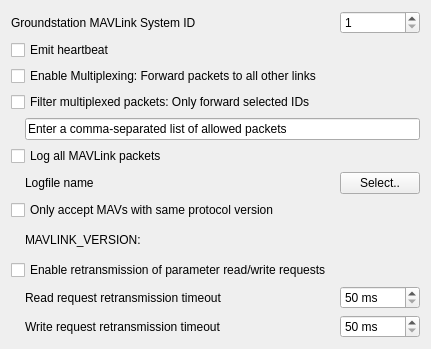
mavlink/qgroundcontrol, file src/ui/MAVLinkSettingsWidget.ui: the form before one commit.
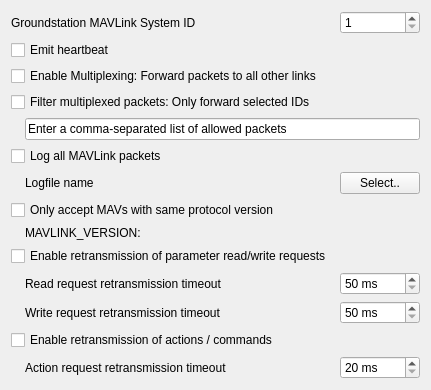
The form after the commit.

Commit message: Added setting for action retransmission, implementation of actual retransmission pending

What changed in the file:
```diff
--- a/src/ui/MAVLinkSettingsWidget.ui
+++ b/src/ui/MAVLinkSettingsWidget.ui
@@ -7,7 +7,7 @@
     <x>0</x>
     <y>0</y>
     <width>431</width>
-    <height>349</height>
+    <height>387</height>
    </rect>
   </property>
   <property name="windowTitle">
@@ -245,6 +245,49 @@
      </property>
     </widget>
    </item>
+   <item row="14" column="0" colspan="3">
+    <widget class="QCheckBox" name="actionGuardCheckBox">
+     <property name="text">
+      <string>Enable retransmission of actions / commands</string>
+     </property>
+    </widget>
+   </item>
+   <item row="15" column="0">
+    <spacer name="horizontalSpacer_3">
+     <property name="orientation">
+      <enum>Qt::Horizontal</enum>
+     </property>
+     <property name="sizeHint" stdset="0">
+      <size>
+       <width>8</width>
+       <height>0</height>
+      </size>
+     </property>
+    </spacer>
+   </item>
+   <item row="15" column="1">
+    <widget class="QLabel" name="actionRetransmissionLabel">
+     <property name="text">
+      <string>Action request retransmission timeout</string>
+     </property>
+    </widget>
+   </item>
+   <item row="15" column="2">
+    <widget class="QSpinBox" name="actionRetransmissionSpinBox">
+     <property name="suffix">
+      <string> ms</string>
+     </property>
+     <property name="minimum">
+      <number>20</number>
+     </property>
+     <property name="maximum">
+      <number>1000</number>
+     </property>
+     <property name="singleStep">
+      <number>10</number>
+     </property>
+    </widget>
+   </item>
   </layout>
  </widget>
  <resources/>
```
The commit also changes 3 other files.
